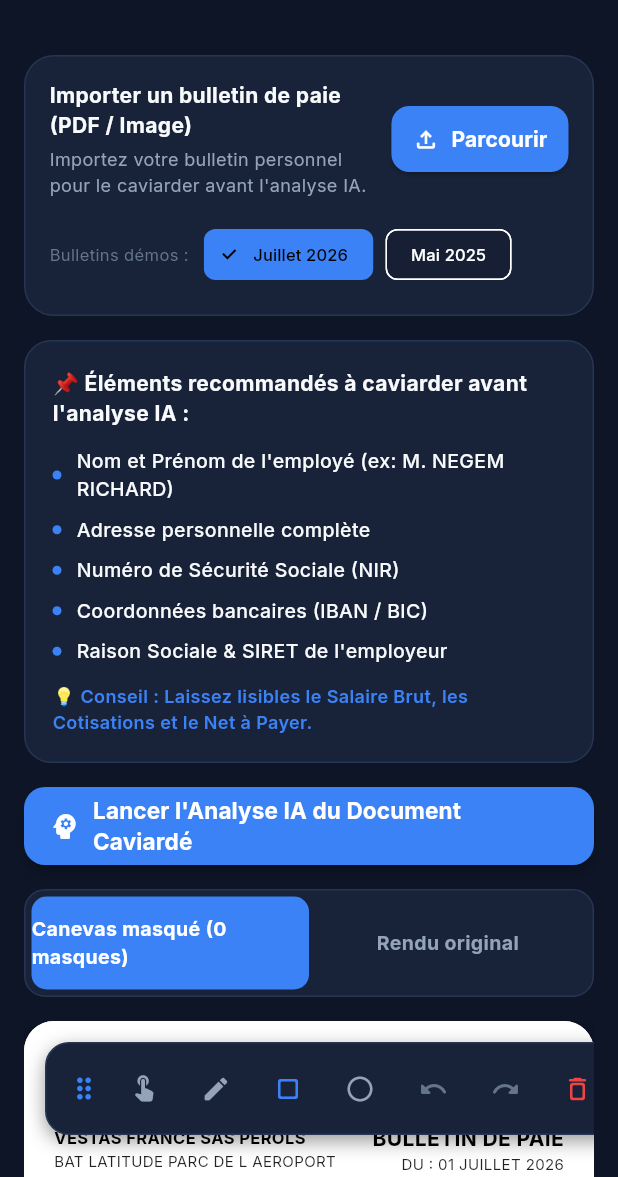
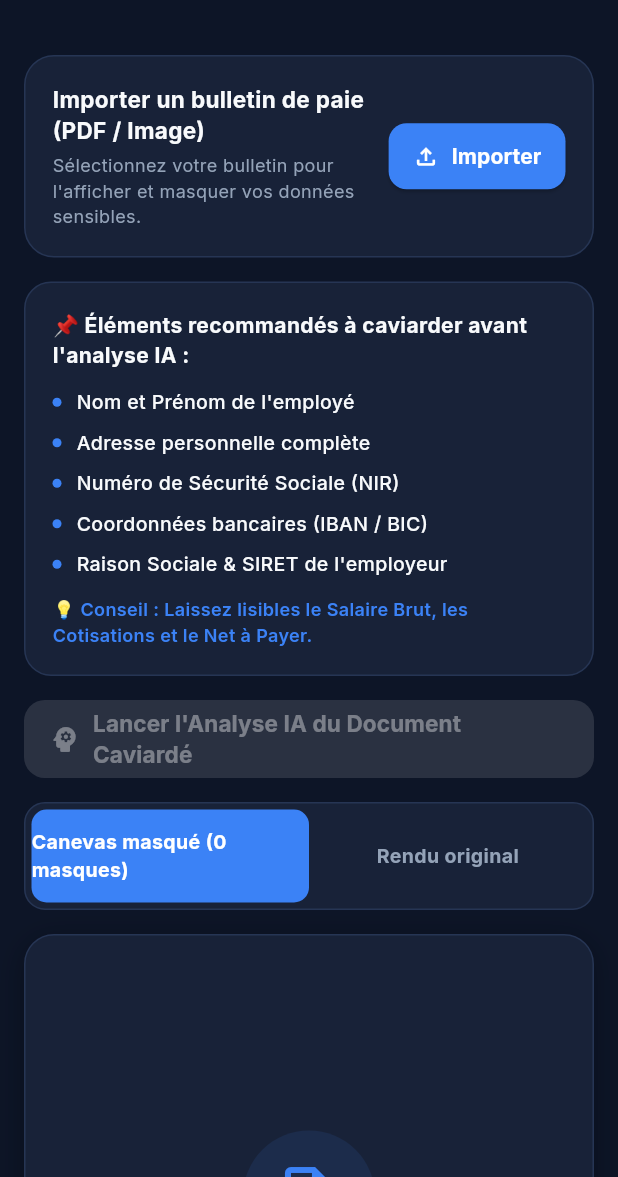
Before and after one commit to fnnktkygl-code/budget_planner_flutter, a Flutter app: the SalaryAuditScreen screen opened directly, on a phone screen of 412 x 824 dp, the part 59-1236 px from its top. Run offline on Flutter 3.47's test engine with Material 3 defaults, Android fonts, the phone set to English and light mode, and no system bars; our stand-ins replace file_picker, flutter_riverpod, flutter_secure_storage, google_fonts, google_sign_in, shared_preferences and 1 more; missing offline and left inert: pdfx; accounts and stored records are empty.

Commit message:
feat: Render full PDF document using pdfx and set canvas empty by default

```diff
--- a/lib/screens/salary_audit_screen.dart
+++ b/lib/screens/salary_audit_screen.dart
@@ -2,6 +2,7 @@ import 'dart:typed_data';
 import 'package:file_picker/file_picker.dart';
 import 'package:flutter/material.dart';
 import 'package:flutter_riverpod/flutter_riverpod.dart';
+import 'package:pdfx/pdfx.dart';
 import '../constants/colors.dart';
 import '../core/providers/salary_provider.dart';
 import '../services/redactor_engine.dart';
@@ -24,8 +25,9 @@ class _SalaryAuditScreenState extends ConsumerState<SalaryAuditScreen> {
   bool _isMaskVisible = true;
 
   Uint8List? _customFileBytes;
+  Uint8List? _renderedPdfImageBytes;
   String? _customFileName;
-  String _activeSampleDocId = 'payslip-2026-07'; // 'payslip-2026-07' | 'payslip-2025-05' | 'custom'
+  bool _isRenderingPdf = false;
 
   Offset? _startDrag;
   Offset? _currentDrag;
@@ -42,6 +44,42 @@ class _SalaryAuditScreenState extends ConsumerState<SalaryAuditScreen> {
     'Juillet', 'Août', 'Septembre', 'Octobre', 'Novembre', 'Décembre'
   ];
 
+  Future<void> _processUploadedFile(Uint8List bytes, String fileName) async {
+    setState(() {
+      _customFileBytes = bytes;
+      _customFileName = fileName;
+      _renderedPdfImageBytes = null;
+      _redactor.clearAll();
+    });
+
+    final isPdf = fileName.toLowerCase().endsWith('.pdf');
+    if (isPdf) {
+      setState(() => _isRenderingPdf = true);
+      try {
+        final pdfDoc = await PdfDocument.openData(bytes);
+        final page = await pdfDoc.getPage(1);
+        final pageImage = await page.render(
+          width: page.width * 2,
+          height: page.height * 2,
+          format: PdfPageImageFormat.jpeg,
+        );
+        await pdfDoc.close();
+
+        if (pageImage != null) {
+          setState(() {
+            _renderedPdfImageBytes = pageImage.bytes;
+            _isRenderingPdf = false;
+          });
+        } else {
+          setState(() => _isRenderingPdf = false);
+        }
+      } catch (e) {
+        debugPrint('[SalaryAuditScreen] Error rendering PDF: $e');
+        setState(() => _isRenderingPdf = false);
+      }
+    }
+  }
+
   Future<void> _pickUserPayslipFile() async {
     try {
       final result = await FilePicker.platform.pickFiles(
@@ -52,20 +90,18 @@ class _SalaryAuditScreenState extends ConsumerState<SalaryAuditScreen> {
 
       if (result != null && result.files.isNotEmpty) {
         final file = result.files.first;
-        setState(() {
-          _customFileBytes = file.bytes;
-          _customFileName = file.name;
-          _activeSampleDocId = 'custom';
-          _redactor.clearAll();
-        });
+        if (file.bytes != null) {
+          await _processUploadedFile(file.bytes!, file.name);
+
           if (!mounted) return;
           ScaffoldMessenger.of(context).showSnackBar(
             SnackBar(
-            content: Text('📄 Fichier chargé : ${file.name} (${(file.size / 1024).toStringAsFixed(1)} KB)'),
+              content: Text('📄 Bulletin chargé : ${file.name} (${(file.size / 1024).toStringAsFixed(1)} KB)'),
               backgroundColor: AppColors.accentEmerald,
               behavior: SnackBarBehavior.floating,
             ),
           );
+        }
       }
     } catch (e) {
       debugPrint('[SalaryAuditScreen] Pick File Exception: $e');
@@ -264,118 +300,102 @@ class _SalaryAuditScreenState extends ConsumerState<SalaryAuditScreen> {
   }
 
   Widget _buildRealDocumentView() {
-    // 1. If custom user file is uploaded
-    if (_customFileBytes != null && _customFileBytes!.isNotEmpty) {
-      final isImage = _customFileName != null &&
-          (_customFileName!.endsWith('.png') ||
-              _customFileName!.endsWith('.jpg') ||
-              _customFileName!.endsWith('.jpeg'));
-
-      if (isImage) {
-        return Image.memory(_customFileBytes!, fit: BoxFit.contain, width: double.infinity, height: double.infinity);
-      } else {
-        return Container(
-          color: Colors.white,
-          alignment: Alignment.center,
-          padding: const EdgeInsets.all(24),
+    // 1. EMPTY STATE : No file imported yet
+    if (_customFileBytes == null || _customFileBytes!.isEmpty) {
+      return Center(
+        child: Padding(
+          padding: const EdgeInsets.all(32),
           child: Column(
             mainAxisAlignment: MainAxisAlignment.center,
             children: [
-              const Icon(Icons.picture_as_pdf_rounded, color: AppColors.accentRose, size: 64),
+              Container(
+                padding: const EdgeInsets.all(20),
+                decoration: BoxDecoration(
+                  color: AppColors.accentCyan.withValues(alpha: 0.1),
+                  shape: BoxShape.circle,
+                ),
+                child: const Icon(Icons.note_add_outlined, color: AppColors.accentCyan, size: 48),
+              ),
               const SizedBox(height: 16),
-              Text(
-                _customFileName ?? 'Document PDF Importé',
-                style: const TextStyle(color: Colors.black87, fontWeight: FontWeight.bold, fontSize: 16),
+              const Text(
+                'Aucun bulletin importé',
+                style: TextStyle(color: AppColors.textPrimary, fontWeight: FontWeight.bold, fontSize: 18),
               ),
               const SizedBox(height: 8),
               const Text(
-                'Fichier PDF chargé. Utilisez le canevas ci-dessous pour dessiner vos blocs de caviardage.',
+                'Veuillez cliquer sur "Importer mon bulletin" pour charger votre fichier PDF ou Image. Il apparaîtra ici en entier pour vous permettre de caviarder vos informations personnelles.',
                 textAlign: TextAlign.center,
-                style: TextStyle(color: Colors.black54, fontSize: 12),
+                style: TextStyle(color: AppColors.textSecondary, fontSize: 13, height: 1.4),
               ),
+              const SizedBox(height: 20),
+              ElevatedButton.icon(
+                style: ElevatedButton.styleFrom(
+                  backgroundColor: AppColors.accentCyan,
+                  foregroundColor: Colors.white,
+                  padding: const EdgeInsets.symmetric(horizontal: 20, vertical: 12),
+                  shape: RoundedRectangleBorder(borderRadius: BorderRadius.circular(12)),
+                ),
+                icon: const Icon(Icons.file_upload_outlined, size: 20),
+                label: const Text('Importer mon bulletin (PDF / Image)', style: TextStyle(fontWeight: FontWeight.bold)),
+                onPressed: _pickUserPayslipFile,
+              ),
+            ],
+          ),
+        ),
+      );
+    }
+
+    // 2. LOADING PDF RENDERER STATE
+    if (_isRenderingPdf) {
+      return const Center(
+        child: Column(
+          mainAxisAlignment: MainAxisAlignment.center,
+          children: [
+            CircularProgressIndicator(color: AppColors.accentCyan),
+            SizedBox(height: 16),
+            Text('Rendu visuel du document PDF en cours...', style: TextStyle(color: AppColors.textSecondary, fontSize: 13)),
           ],
         ),
       );
     }
+
+    // 3. RENDERED PDF IMAGE PAGE
+    if (_renderedPdfImageBytes != null) {
+      return InteractiveViewer(
+        maxScale: 4.0,
+        minScale: 1.0,
+        child: Image.memory(
+          _renderedPdfImageBytes!,
+          fit: BoxFit.contain,
+          width: double.infinity,
+          height: double.infinity,
+        ),
+      );
     }
 
-    // 2. Real Document View (Mai 2025 or Juillet 2026)
-    final isJuillet2026 = _activeSampleDocId == 'payslip-2026-07';
-
-    return Container(
-      color: Colors.white,
-      padding: const EdgeInsets.all(20),
-      child: SingleChildScrollView(
-        physics: const NeverScrollableScrollPhysics(),
+    // 4. RENDER DIRECT IMAGE FILE (PNG, JPG, JPEG)
+    return InteractiveViewer(
+      maxScale: 4.0,
+      minScale: 1.0,
+      child: Image.memory(
+        _customFileBytes!,
+        fit: BoxFit.contain,
+        width: double.infinity,
+        height: double.infinity,
+        errorBuilder: (context, error, stackTrace) {
+          return Center(
             child: Column(
-          crossAxisAlignment: CrossAxisAlignment.start,
+              mainAxisAlignment: MainAxisAlignment.center,
               children: [
-            const SizedBox(height: 48),
-            Row(
-              mainAxisAlignment: MainAxisAlignment.spaceBetween,
-              children: [
-                Column(
-                  crossAxisAlignment: CrossAxisAlignment.start,
-                  children: const [
-                    Text('VESTAS FRANCE SAS PEROLS', style: TextStyle(color: Colors.black, fontWeight: FontWeight.bold, fontSize: 11)),
-                    Text('BAT LATITUDE PARC DE L AEROPORT', style: TextStyle(color: Colors.black87, fontSize: 10)),
-                    Text('34470 PEROLS', style: TextStyle(color: Colors.black87, fontSize: 10)),
-                    Text('SIRET : 44084901600066', style: TextStyle(color: Colors.black87, fontSize: 9)),
+                const Icon(Icons.picture_as_pdf_rounded, color: AppColors.accentRose, size: 48),
+                const SizedBox(height: 12),
+                Text(_customFileName ?? 'Bulletin Importé', style: const TextStyle(color: AppColors.textPrimary, fontWeight: FontWeight.bold)),
+                const SizedBox(height: 6),
+                const Text('Fichier chargé. Vous pouvez dessiner vos masques de caviardage ci-dessus.', style: TextStyle(color: AppColors.textSecondary, fontSize: 12)),
               ],
             ),
-                Column(
-                  crossAxisAlignment: CrossAxisAlignment.end,
-                  children: [
-                    const Text('BULLETIN DE PAIE', style: TextStyle(color: Colors.black, fontWeight: FontWeight.bold, fontSize: 14)),
-                    Text(isJuillet2026 ? 'DU : 01 JUILLET 2026' : 'DU : 01 MAI 2025', style: const TextStyle(color: Colors.black87, fontSize: 10)),
-                    Text(isJuillet2026 ? 'AU : 31 JUILLET 2026' : 'AU : 31 MAI 2025', style: const TextStyle(color: Colors.black87, fontSize: 10)),
-                    const Text('NIR : 193109934108822', style: TextStyle(color: Colors.black87, fontSize: 9, fontWeight: FontWeight.bold)),
-                  ],
-                ),
-              ],
-            ),
-            const SizedBox(height: 14),
-            Container(
-              padding: const EdgeInsets.all(8),
-              color: Colors.grey.shade200,
-              child: Row(
-                mainAxisAlignment: MainAxisAlignment.spaceBetween,
-                children: [
-                  const Text('SALARIÉ : NEGEM RICHARD', style: TextStyle(color: Colors.black, fontWeight: FontWeight.bold, fontSize: 11)),
-                  Text(isJuillet2026 ? 'BRUT : 3 776,67 €' : 'BRUT : 3 666,67 €', style: const TextStyle(color: Colors.black, fontWeight: FontWeight.bold, fontSize: 11)),
-                ],
-              ),
-            ),
-            const SizedBox(height: 10),
-            Container(
-              height: 260,
-              decoration: BoxDecoration(border: Border.all(color: Colors.grey.shade400)),
-              child: Column(
-                children: [
-                  Container(color: Colors.grey.shade300, height: 20),
-                  Padding(
-                    padding: const EdgeInsets.all(8),
-                    child: Column(
-                      crossAxisAlignment: CrossAxisAlignment.start,
-                      children: [
-                        Text(isJuillet2026 ? 'APPOINTEMENTS : 3 776.67 €' : 'APPOINTEMENTS : 3 666.67 €', style: const TextStyle(color: Colors.black, fontSize: 11)),
-                        const SizedBox(height: 4),
-                        Text(isJuillet2026 ? 'COTISATIONS SALARIALES : - 840.78 €' : 'COTISATIONS SALARIALES : - 805.78 €', style: const TextStyle(color: Colors.black87, fontSize: 10)),
-                        const SizedBox(height: 4),
-                        Text(isJuillet2026 ? 'TITRES REPAS DÉDUITS : - 52.80 €' : 'TITRES REPAS DÉDUITS : - 92.40 €', style: const TextStyle(color: Colors.black87, fontSize: 10)),
-                        const SizedBox(height: 12),
-                        Text(isJuillet2026 ? 'MONTANT NET SOCIAL : 2 952.28 €' : 'MONTANT NET SOCIAL : 2 860.89 €', style: const TextStyle(color: Colors.black, fontWeight: FontWeight.bold, fontSize: 12)),
-                        Text(isJuillet2026 ? 'NET A PAYER : 2 713.74 €' : 'NET A PAYER : 2 684.46 €', style: const TextStyle(color: Colors.black, fontWeight: FontWeight.bold, fontSize: 14)),
-                        const SizedBox(height: 8),
-                        const Text('IBAN : FR76 4061 8803 7300 0403 1180 429', style: TextStyle(color: Colors.black87, fontSize: 9, fontWeight: FontWeight.bold)),
-                      ],
-                    ),
-                  ),
-                ],
-              ),
-            ),
-          ],
-        ),
+          );
+        },
       ),
     );
   }
@@ -385,6 +405,7 @@ class _SalaryAuditScreenState extends ConsumerState<SalaryAuditScreen> {
     final salaryState = ref.watch(salaryProvider);
     final records = salaryState.records;
     final analytics = salaryState.analytics;
+    final hasFileLoaded = _customFileBytes != null && _customFileBytes!.isNotEmpty;
 
     return Scaffold(
       backgroundColor: AppColors.background,
@@ -394,31 +415,28 @@ class _SalaryAuditScreenState extends ConsumerState<SalaryAuditScreen> {
         child: Column(
           crossAxisAlignment: CrossAxisAlignment.start,
           children: [
-            // Top File Picker & Sample Selector Card
+            // Top Importer Card
             Container(
-              padding: const EdgeInsets.all(16),
+              padding: const EdgeInsets.all(18),
               decoration: BoxDecoration(
                 color: AppColors.cardBackground,
                 borderRadius: BorderRadius.circular(20),
                 border: Border.all(color: AppColors.borderSubtle),
               ),
-              child: Column(
-                crossAxisAlignment: CrossAxisAlignment.start,
-                children: [
-                  Row(
+              child: Row(
                 children: [
                   Expanded(
                     child: Column(
                       crossAxisAlignment: CrossAxisAlignment.start,
                       children: [
                         Text(
-                              _customFileName != null ? 'Fichier importé : $_customFileName' : 'Importer un bulletin de paie (PDF / Image)',
-                              style: const TextStyle(color: AppColors.textPrimary, fontWeight: FontWeight.bold, fontSize: 14),
+                          _customFileName != null ? 'Fichier actif : $_customFileName' : 'Importer un bulletin de paie (PDF / Image)',
+                          style: const TextStyle(color: AppColors.textPrimary, fontWeight: FontWeight.bold, fontSize: 15),
                         ),
                         const SizedBox(height: 4),
-                            const Text(
-                              'Importez votre bulletin personnel pour le caviarder avant l\'analyse IA.',
-                              style: TextStyle(color: AppColors.textSecondary, fontSize: 12),
+                        Text(
+                          hasFileLoaded ? 'Le document est affiché sur le canevas. Appliquez vos masques de caviardage.' : 'Sélectionnez votre bulletin pour l\'afficher et masquer vos données sensibles.',
+                          style: const TextStyle(color: AppColors.textSecondary, fontSize: 12),
                         ),
                       ],
                     ),
@@ -428,66 +446,19 @@ class _SalaryAuditScreenState extends ConsumerState<SalaryAuditScreen> {
                     style: ElevatedButton.styleFrom(
                       backgroundColor: AppColors.accentCyan,
                       foregroundColor: Colors.white,
-                          padding: const EdgeInsets.symmetric(horizontal: 14, vertical: 12),
+                      padding: const EdgeInsets.symmetric(horizontal: 16, vertical: 12),
                       shape: RoundedRectangleBorder(borderRadius: BorderRadius.circular(12)),
                     ),
                     icon: const Icon(Icons.file_upload_outlined, size: 18),
-                        label: const Text('Parcourir', style: TextStyle(fontWeight: FontWeight.bold)),
+                    label: Text(hasFileLoaded ? 'Changer' : 'Importer', style: const TextStyle(fontWeight: FontWeight.bold)),
                     onPressed: _pickUserPayslipFile,
-                      ),
-                    ],
-                  ),
-                  const SizedBox(height: 14),
-                  Row(
-                    children: [
-                      const Text('Bulletins démos :', style: TextStyle(color: AppColors.textMuted, fontSize: 11)),
-                      const SizedBox(width: 10),
-                      Expanded(
-                        child: SingleChildScrollView(
-                          scrollDirection: Axis.horizontal,
-                          child: Row(
-                            children: [
-                              ChoiceChip(
-                                label: const Text('Juillet 2026', style: TextStyle(fontSize: 11)),
-                                selected: _activeSampleDocId == 'payslip-2026-07',
-                                selectedColor: AppColors.accentCyan,
-                                onSelected: (sel) {
-                                  if (sel) {
-                                    setState(() {
-                                      _activeSampleDocId = 'payslip-2026-07';
-                                      _customFileBytes = null;
-                                      _customFileName = null;
-                                    });
-                                  }
-                                },
-                              ),
-                              const SizedBox(width: 8),
-                              ChoiceChip(
-                                label: const Text('Mai 2025', style: TextStyle(fontSize: 11)),
-                                selected: _activeSampleDocId == 'payslip-2025-05',
-                                selectedColor: AppColors.accentCyan,
-                                onSelected: (sel) {
-                                  if (sel) {
-                                    setState(() {
-                                      _activeSampleDocId = 'payslip-2025-05';
-                                      _customFileBytes = null;
-                                      _customFileName = null;
-                                    });
-                                  }
-                                },
-                              ),
-                            ],
-                          ),
-                        ),
-                      ),
-                    ],
                   ),
                 ],
               ),
             ),
             const SizedBox(height: 16),
 
-            // User Guidance Checklist (PRIVACY FIRST)
+            // User Guidance Checklist
             Container(
               padding: const EdgeInsets.all(18),
               decoration: BoxDecoration(
@@ -503,7 +474,7 @@ class _SalaryAuditScreenState extends ConsumerState<SalaryAuditScreen> {
                     style: TextStyle(color: AppColors.textPrimary, fontWeight: FontWeight.bold, fontSize: 14),
                   ),
                   SizedBox(height: 12),
-                  _BulletPoint('Nom et Prénom de l\'employé (ex: M. NEGEM RICHARD)'),
+                  _BulletPoint('Nom et Prénom de l\'employé'),
                   SizedBox(height: 8),
                   _BulletPoint('Adresse personnelle complète'),
                   SizedBox(height: 8),
@@ -528,21 +499,21 @@ class _SalaryAuditScreenState extends ConsumerState<SalaryAuditScreen> {
               height: 52,
               child: ElevatedButton.icon(
                 style: ElevatedButton.styleFrom(
-                  backgroundColor: AppColors.accentCyan,
-                  foregroundColor: Colors.white,
-                  elevation: 3,
+                  backgroundColor: hasFileLoaded ? AppColors.accentCyan : AppColors.cardBackground,
+                  foregroundColor: hasFileLoaded ? Colors.white : AppColors.textMuted,
+                  elevation: hasFileLoaded ? 3 : 0,
                   shape: RoundedRectangleBorder(borderRadius: BorderRadius.circular(14)),
                 ),
                 icon: _isProcessing
                     ? const SizedBox(width: 18, height: 18, child: CircularProgressIndicator(strokeWidth: 2, color: Colors.white))
                     : const Icon(Icons.psychology_rounded, size: 22),
                 label: const Text('Lancer l\'Analyse IA du Document Caviardé', style: TextStyle(fontWeight: FontWeight.bold, fontSize: 15)),
-                onPressed: () async {
+                onPressed: hasFileLoaded
+                    ? () async {
                         setState(() => _isProcessing = true);
                         final parsed = await SalaryParserService.parseDocument(
                           fileBytes: _customFileBytes,
                           fileName: _customFileName,
-                    sampleDocumentId: _activeSampleDocId,
                         );
                         setState(() => _isProcessing = false);
 
@@ -557,7 +528,8 @@ class _SalaryAuditScreenState extends ConsumerState<SalaryAuditScreen> {
                           // ignore: use_build_context_synchronously
                           _showPeriodWarningDialog(context, parsed);
                         }
-                },
+                      }
+                    : null,
               ),
             ),
             const SizedBox(height: 16),
@@ -630,21 +602,22 @@ class _SalaryAuditScreenState extends ConsumerState<SalaryAuditScreen> {
                     width: double.infinity,
                     height: 540,
                     decoration: BoxDecoration(
-                      color: Colors.white,
+                      color: AppColors.cardBackground,
                       borderRadius: BorderRadius.circular(20),
                       boxShadow: [
                         BoxShadow(color: Colors.black.withValues(alpha: 0.3), blurRadius: 16, offset: const Offset(0, 4)),
                       ],
+                      border: Border.all(color: AppColors.borderSubtle),
                     ),
                     child: ClipRRect(
                       borderRadius: BorderRadius.circular(20),
                       child: Stack(
                         children: [
-                          // Real Document Content View (No Mockup Placeholder!)
+                          // Real Document Content View (Empty State when no file imported)
                           Positioned.fill(child: _buildRealDocumentView()),
 
                           // Interactive Touch/Mouse Canvas Redaction Layer
-                          if (_canvasTab == 0)
+                          if (_canvasTab == 0 && hasFileLoaded)
                             Positioned.fill(
                               child: GestureDetector(
                                 onPanStart: (details) {
@@ -714,7 +687,8 @@ class _SalaryAuditScreenState extends ConsumerState<SalaryAuditScreen> {
                     ),
                   ),
 
-                  // Draggable Redaction Toolbar Overlay (Matching User Requirement!)
+                  // Draggable Redaction Toolbar Overlay
+                  if (hasFileLoaded)
                     Positioned(
                       top: _toolbarPos.dy,
                       left: _toolbarPos.dx,
@@ -731,7 +705,6 @@ class _SalaryAuditScreenState extends ConsumerState<SalaryAuditScreen> {
                         child: Row(
                           mainAxisSize: MainAxisSize.min,
                           children: [
-                          // Draggable Handle Icon (Deplacer la barre)
                             GestureDetector(
                               onPanUpdate: (details) {
                                 setState(() {
@@ -779,6 +752,7 @@ class _SalaryAuditScreenState extends ConsumerState<SalaryAuditScreen> {
                     ),
 
                   // Bottom-Right Floating Eye Toggle Button
+                  if (hasFileLoaded)
                     Positioned(
                       bottom: 20,
                       right: 20,
@@ -799,7 +773,7 @@ class _SalaryAuditScreenState extends ConsumerState<SalaryAuditScreen> {
             ),
             const SizedBox(height: 28),
 
-            // Timeline & Smoothed Salary Card (Lissage & Historique)
+            // Timeline & Smoothed Salary Card
             Container(
               padding: const EdgeInsets.all(20),
               decoration: BoxDecoration(
--- a/pubspec.yaml
+++ b/pubspec.yaml
@@ -20,6 +20,7 @@ dependencies:
   http: ^1.4.0
   intl: ^0.20.2
   file_picker: ^10.1.7
+  pdfx: ^2.9.2
 
 dev_dependencies:
   flutter_test:
```
Also changed, not shown: pubspec.lock, 3 other files. Lines whose indentation alone changed are shown as unchanged.
